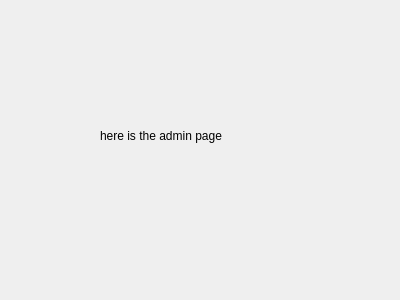
Above: CS1D-project-2- real/Project/Project-2/adminpage.ui from KasimRashid/CS1D-project-2 before the change. Below: the same form after it.
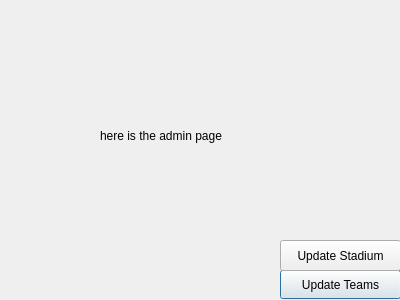
That is the form after the change.

The edit to the form file:
```diff
--- a/CS1D-project-2- real/Project/Project-2/adminpage.ui
+++ b/CS1D-project-2- real/Project/Project-2/adminpage.ui
@@ -26,6 +26,32 @@
     <string>here is the admin page</string>
    </property>
   </widget>
+  <widget class="QPushButton" name="Update_Teams_Button">
+   <property name="geometry">
+    <rect>
+     <x>280</x>
+     <y>270</y>
+     <width>121</width>
+     <height>29</height>
+    </rect>
+   </property>
+   <property name="text">
+    <string>Update Teams</string>
+   </property>
+  </widget>
+  <widget class="QPushButton" name="Update_Stadium_Button">
+   <property name="geometry">
+    <rect>
+     <x>280</x>
+     <y>240</y>
+     <width>121</width>
+     <height>31</height>
+    </rect>
+   </property>
+   <property name="text">
+    <string>Update Stadium</string>
+   </property>
+  </widget>
  </widget>
  <resources/>
  <connections/>
```
